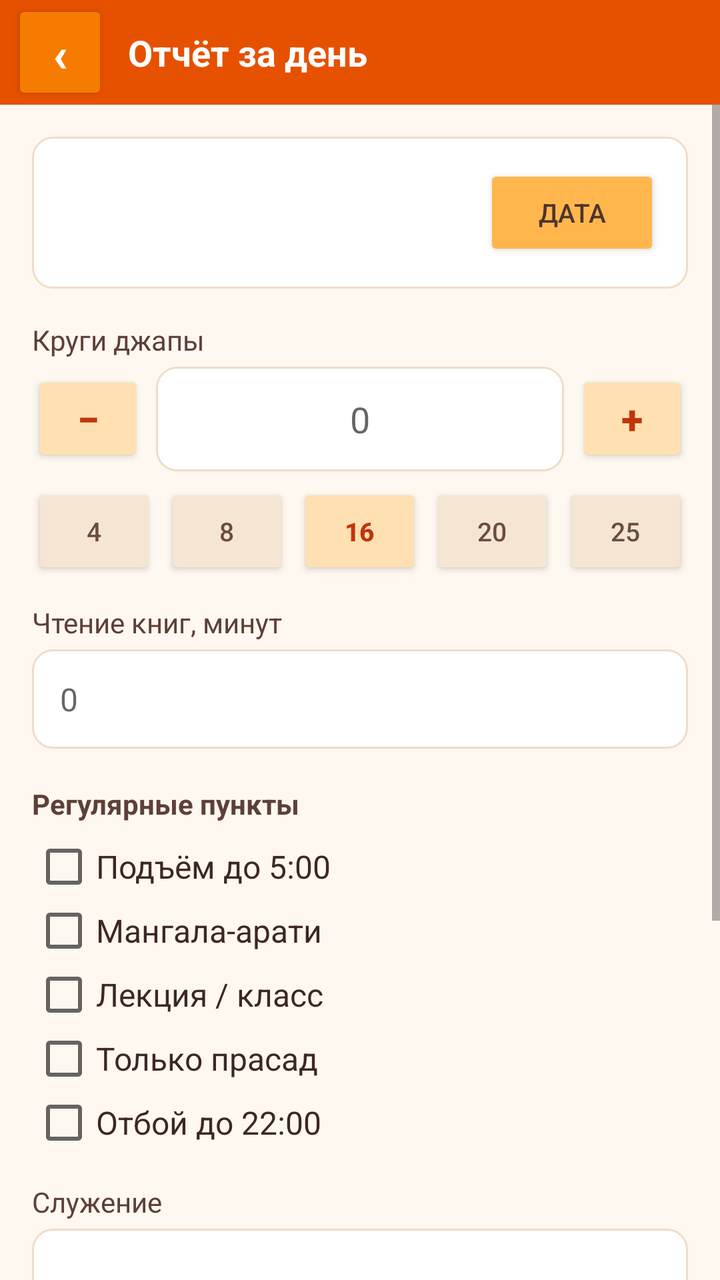
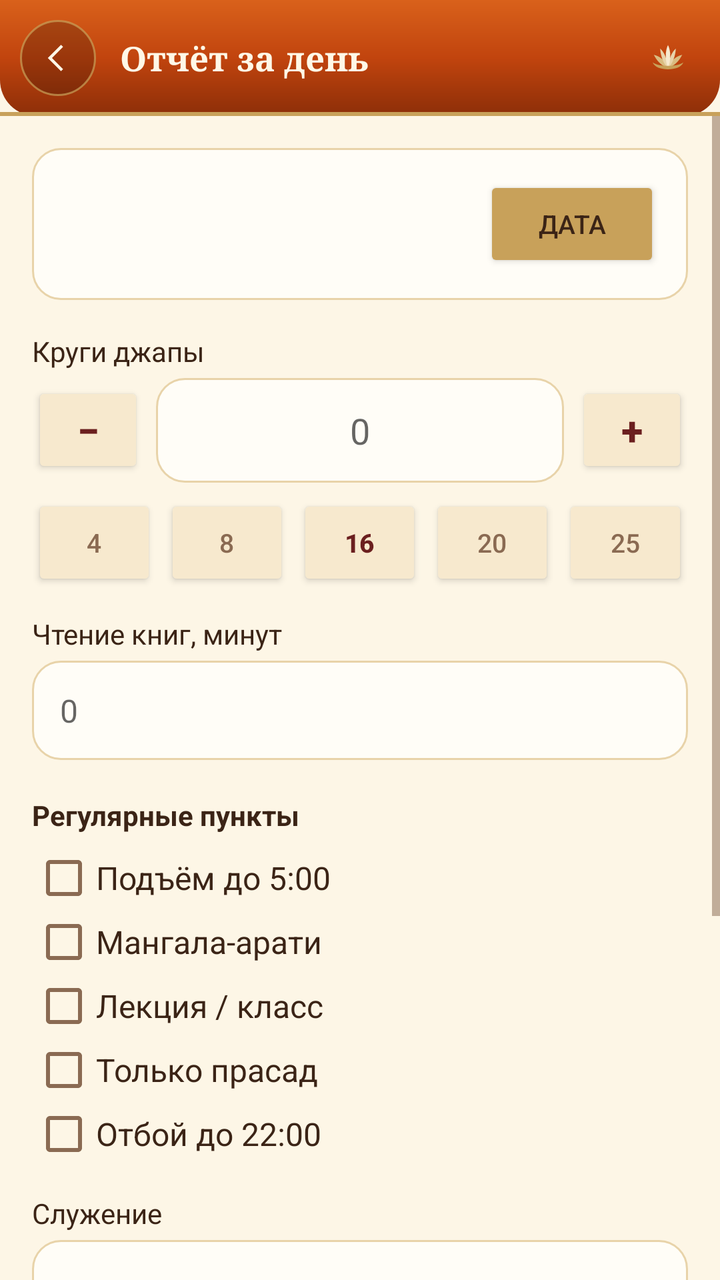

The first picture is an Android layout as it rendered before a commit; the second is the same layout after the commit. The layout source and the unified diff follow.
<!-- AndroidManifest.xml: application theme AppTheme -->
<!-- res/layout/activity_edit.xml -->
<?xml version="1.0" encoding="utf-8"?>
<LinearLayout xmlns:android="http://schemas.android.com/apk/res/android"
    android:layout_width="match_parent"
    android:layout_height="match_parent"
    android:orientation="vertical"
    android:background="#FFF8F0">

    <LinearLayout
        android:layout_width="match_parent"
        android:layout_height="wrap_content"
        android:orientation="horizontal"
        android:background="#E65100"
        android:gravity="center_vertical"
        android:paddingLeft="6dp"
        android:paddingRight="16dp">

        <Button
            android:id="@+id/btnBack"
            android:layout_width="wrap_content"
            android:layout_height="wrap_content"
            android:minWidth="48dp"
            android:text="‹"
            android:textSize="24sp"
            android:textStyle="bold"
            android:backgroundTint="#F57C00"
            android:textColor="#FFFFFF" />

        <TextView
            android:layout_width="0dp"
            android:layout_height="wrap_content"
            android:layout_weight="1"
            android:layout_marginLeft="10dp"
            android:text="Отчёт за день"
            android:textColor="#FFFFFF"
            android:textSize="18sp"
            android:textStyle="bold" />
    </LinearLayout>

<ScrollView
    android:layout_width="match_parent"
    android:layout_height="0dp"
    android:layout_weight="1"
    android:background="#FFF8F0"
    android:fillViewport="true">

    <LinearLayout
        android:layout_width="match_parent"
        android:layout_height="wrap_content"
        android:orientation="vertical"
        android:padding="16dp">

        <LinearLayout
            android:layout_width="match_parent"
            android:layout_height="wrap_content"
            android:orientation="horizontal"
            android:gravity="center_vertical"
            android:background="@drawable/card_bg"
            android:padding="14dp">

            <TextView
                android:id="@+id/editDate"
                android:layout_width="0dp"
                android:layout_height="wrap_content"
                android:layout_weight="1"
                android:textColor="#3E2723"
                android:textSize="17sp"
                android:textStyle="bold"
                android:text="" />

            <Button
                android:id="@+id/btnPickDate"
                android:layout_width="wrap_content"
                android:layout_height="wrap_content"
                android:text="Дата"
                android:textSize="13sp"
                android:backgroundTint="#FFB74D"
                android:textColor="#4E342E" />
        </LinearLayout>

        <TextView
            android:layout_width="match_parent"
            android:layout_height="wrap_content"
            android:layout_marginTop="16dp"
            android:text="Круги джапы"
            android:textColor="#5D4037"
            android:textSize="14sp" />

        <LinearLayout
            android:layout_width="match_parent"
            android:layout_height="wrap_content"
            android:orientation="horizontal"
            android:gravity="center_vertical"
            android:layout_marginTop="4dp">

            <Button
                android:id="@+id/btnRoundsMinus"
                android:layout_width="56dp"
                android:layout_height="wrap_content"
                android:text="−"
                android:textSize="20sp"
                android:textStyle="bold"
                android:backgroundTint="#FFE0B2"
                android:textColor="#BF360C" />

            <EditText
                android:id="@+id/inRounds"
                android:layout_width="0dp"
                android:layout_height="wrap_content"
                android:layout_weight="1"
                android:layout_marginLeft="6dp"
                android:layout_marginRight="6dp"
                android:inputType="number"
                android:maxLength="3"
                android:gravity="center"
                android:textSize="18sp"
                android:textColor="#3E2723"
                android:hint="0"
                android:background="@drawable/card_bg"
                android:padding="14dp" />

            <Button
                android:id="@+id/btnRoundsPlus"
                android:layout_width="56dp"
                android:layout_height="wrap_content"
                android:text="+"
                android:textSize="20sp"
                android:textStyle="bold"
                android:backgroundTint="#FFE0B2"
                android:textColor="#BF360C" />
        </LinearLayout>

        <LinearLayout
            android:layout_width="match_parent"
            android:layout_height="wrap_content"
            android:orientation="horizontal"
            android:layout_marginTop="6dp">

            <Button
                android:id="@+id/btnR4"
                android:layout_width="0dp"
                android:layout_height="wrap_content"
                android:layout_weight="1"
                android:text="4"
                android:textSize="13sp"
                android:backgroundTint="#F5E6D3"
                android:textColor="#6D4C41" />

            <Button
                android:id="@+id/btnR8"
                android:layout_width="0dp"
                android:layout_height="wrap_content"
                android:layout_weight="1"
                android:layout_marginLeft="4dp"
                android:text="8"
                android:textSize="13sp"
                android:backgroundTint="#F5E6D3"
                android:textColor="#6D4C41" />

            <Button
                android:id="@+id/btnR16"
                android:layout_width="0dp"
                android:layout_height="wrap_content"
                android:layout_weight="1"
                android:layout_marginLeft="4dp"
                android:text="16"
                android:textSize="13sp"
                android:backgroundTint="#FFE0B2"
                android:textColor="#BF360C"
                android:textStyle="bold" />

            <Button
                android:id="@+id/btnR20"
                android:layout_width="0dp"
                android:layout_height="wrap_content"
                android:layout_weight="1"
                android:layout_marginLeft="4dp"
                android:text="20"
                android:textSize="13sp"
                android:backgroundTint="#F5E6D3"
                android:textColor="#6D4C41" />

            <Button
                android:id="@+id/btnR25"
                android:layout_width="0dp"
                android:layout_height="wrap_content"
                android:layout_weight="1"
                android:layout_marginLeft="4dp"
                android:text="25"
                android:textSize="13sp"
                android:backgroundTint="#F5E6D3"
                android:textColor="#6D4C41" />
        </LinearLayout>

        <TextView
            android:layout_width="match_parent"
            android:layout_height="wrap_content"
            android:layout_marginTop="12dp"
            android:text="Чтение книг, минут"
            android:textColor="#5D4037"
            android:textSize="14sp" />

        <EditText
            android:id="@+id/inReading"
            android:layout_width="match_parent"
            android:layout_height="wrap_content"
            android:inputType="number"
            android:maxLength="4"
            android:textSize="16sp"
            android:textColor="#3E2723"
            android:hint="0"
            android:background="@drawable/card_bg"
            android:padding="14dp"
            android:layout_marginTop="4dp" />

        <TextView
            android:layout_width="match_parent"
            android:layout_height="wrap_content"
            android:layout_marginTop="18dp"
            android:text="Регулярные пункты"
            android:textColor="#5D4037"
            android:textSize="14sp"
            android:textStyle="bold" />

        <CheckBox
            android:id="@+id/cbWake"
            android:layout_width="match_parent"
            android:layout_height="wrap_content"
            android:layout_marginTop="6dp"
            android:text="Подъём до 5:00"
            android:textColor="#3E2723"
            android:textSize="16sp" />

        <CheckBox
            android:id="@+id/cbArati"
            android:layout_width="match_parent"
            android:layout_height="wrap_content"
            android:text="Мангала-арати"
            android:textColor="#3E2723"
            android:textSize="16sp" />

        <CheckBox
            android:id="@+id/cbLecture"
            android:layout_width="match_parent"
            android:layout_height="wrap_content"
            android:text="Лекция / класс"
            android:textColor="#3E2723"
            android:textSize="16sp" />

        <CheckBox
            android:id="@+id/cbPrasadam"
            android:layout_width="match_parent"
            android:layout_height="wrap_content"
            android:text="Только прасад"
            android:textColor="#3E2723"
            android:textSize="16sp" />

        <CheckBox
            android:id="@+id/cbSleep"
            android:layout_width="match_parent"
            android:layout_height="wrap_content"
            android:text="Отбой до 22:00"
            android:textColor="#3E2723"
            android:textSize="16sp" />

        <TextView
            android:layout_width="match_parent"
            android:layout_height="wrap_content"
            android:layout_marginTop="14dp"
            android:text="Служение"
            android:textColor="#5D4037"
            android:textSize="14sp" />

        <EditText
            android:id="@+id/inService"
            android:layout_width="match_parent"
            android:layout_height="wrap_content"
            android:inputType="textMultiLine"
            android:minLines="2"
            android:gravity="top"
            android:textSize="15sp"
            android:textColor="#3E2723"
            android:background="@drawable/card_bg"
            android:padding="14dp"
            android:layout_marginTop="4dp" />

        <TextView
            android:layout_width="match_parent"
            android:layout_height="wrap_content"
            android:layout_marginTop="12dp"
            android:text="Заметки"
            android:textColor="#5D4037"
            android:textSize="14sp" />

        <EditText
            android:id="@+id/inNotes"
            android:layout_width="match_parent"
            android:layout_height="wrap_content"
            android:inputType="textMultiLine"
            android:minLines="3"
            android:gravity="top"
            android:textSize="15sp"
            android:textColor="#3E2723"
            android:background="@drawable/card_bg"
            android:padding="14dp"
            android:layout_marginTop="4dp" />

        <Button
            android:id="@+id/btnSave"
            android:layout_width="match_parent"
            android:layout_height="64dp"
            android:layout_marginTop="20dp"
            android:text="Сохранить"
            android:textSize="18sp"
            android:textStyle="bold"
            android:backgroundTint="#E65100"
            android:textColor="#FFFFFF" />

        <Button
            android:id="@+id/btnDelete"
            android:layout_width="match_parent"
            android:layout_height="wrap_content"
            android:layout_marginTop="8dp"
            android:layout_marginBottom="16dp"
            android:text="Удалить отчёт"
            android:textSize="14sp"
            android:backgroundTint="#EF9A9A"
            android:textColor="#7F0000"
            android:visibility="gone" />
    </LinearLayout>
</ScrollView>
</LinearLayout>
<!-- resources referenced by this layout -->
<resources>
  <!-- drawable card_bg (drawable) -->
  <?xml version="1.0" encoding="utf-8"?>
  <shape xmlns:android="http://schemas.android.com/apk/res/android"
      android:shape="rectangle">
      <solid android:color="#FFFFFF" />
      <corners android:radius="10dp" />
      <stroke android:width="1dp" android:color="#F0DCC8" />
  </shape>
  <style name="AppTheme" parent="@android:style/Theme.Material.Light.NoActionBar">
          <item name="android:colorPrimary">#E65100</item>
          <item name="android:colorPrimaryDark">#BF360C</item>
          <item name="android:colorAccent">#E65100</item>
          <item name="android:windowBackground">#FFF8F0</item>
      </style>
</resources>

<!-- the commit's change to res/layout/activity_edit.xml (unified diff, before → after) -->
@@ -3,44 +3,52 @@
     android:layout_width="match_parent"
     android:layout_height="match_parent"
     android:orientation="vertical"
-    android:background="#FFF8F0">
+    android:background="@color/cream">
 
     <LinearLayout
         android:layout_width="match_parent"
         android:layout_height="wrap_content"
         android:orientation="horizontal"
-        android:background="#E65100"
+        android:background="@drawable/bg_header"
         android:gravity="center_vertical"
-        android:paddingLeft="6dp"
-        android:paddingRight="16dp">
-
-        <Button
+        android:paddingLeft="10dp"
+        android:paddingRight="16dp"
+        android:paddingTop="10dp"
+        android:paddingBottom="10dp">
+
+        <ImageButton
             android:id="@+id/btnBack"
-            android:layout_width="wrap_content"
-            android:layout_height="wrap_content"
-            android:minWidth="48dp"
-            android:text="‹"
-            android:textSize="24sp"
-            android:textStyle="bold"
-            android:backgroundTint="#F57C00"
-            android:textColor="#FFFFFF" />
+            android:layout_width="38dp"
+            android:layout_height="38dp"
+            android:padding="10dp"
+            android:background="@drawable/btn_icon"
+            android:src="@drawable/ic_back"
+            android:scaleType="fitCenter"
+            android:contentDescription="@string/back_title" />
 
         <TextView
             android:layout_width="0dp"
             android:layout_height="wrap_content"
             android:layout_weight="1"
-            android:layout_marginLeft="10dp"
-            android:text="Отчёт за день"
-            android:textColor="#FFFFFF"
-            android:textSize="18sp"
+            android:layout_marginLeft="12dp"
+            android:text="@string/edit_title"
+            android:textColor="#FFF8E7"
+            android:textSize="17sp"
+            android:fontFamily="serif"
             android:textStyle="bold" />
+
+        <ImageView
+            android:layout_width="20dp"
+            android:layout_height="20dp"
+            android:src="@drawable/ic_lotus"
+            android:contentDescription="@string/lotus" />
     </LinearLayout>
 
 <ScrollView
     android:layout_width="match_parent"
     android:layout_height="0dp"
     android:layout_weight="1"
-    android:background="#FFF8F0"
+    android:background="@color/cream"
     android:fillViewport="true">
 
     <LinearLayout
@@ -62,7 +70,7 @@
                 android:layout_width="0dp"
                 android:layout_height="wrap_content"
                 android:layout_weight="1"
-                android:textColor="#3E2723"
+                android:textColor="@color/ink"
                 android:textSize="17sp"
                 android:textStyle="bold"
                 android:text="" />
@@ -73,8 +81,8 @@
                 android:layout_height="wrap_content"
                 android:text="Дата"
                 android:textSize="13sp"
-                android:backgroundTint="#FFB74D"
-                android:textColor="#4E342E" />
+                android:backgroundTint="@color/gold"
+                android:textColor="@color/ink" />
         </LinearLayout>
 
         <TextView
@@ -82,7 +90,7 @@
             android:layout_height="wrap_content"
             android:layout_marginTop="16dp"
             android:text="Круги джапы"
-            android:textColor="#5D4037"
+            android:textColor="@color/ink"
             android:textSize="14sp" />
 
         <LinearLayout
@@ -99,8 +107,8 @@
                 android:text="−"
                 android:textSize="20sp"
                 android:textStyle="bold"
-                android:backgroundTint="#FFE0B2"
-                android:textColor="#BF360C" />
+                android:backgroundTint="@color/gold_pale"
+                android:textColor="@color/maroon" />
 
             <EditText
                 android:id="@+id/inRounds"
@@ -113,7 +121,7 @@
                 android:maxLength="3"
                 android:gravity="center"
                 android:textSize="18sp"
-                android:textColor="#3E2723"
+                android:textColor="@color/ink"
                 android:hint="0"
                 android:background="@drawable/card_bg"
                 android:padding="14dp" />
@@ -125,8 +133,8 @@
                 android:text="+"
                 android:textSize="20sp"
                 android:textStyle="bold"
-                android:backgroundTint="#FFE0B2"
-                android:textColor="#BF360C" />
+                android:backgroundTint="@color/gold_pale"
+                android:textColor="@color/maroon" />
         </LinearLayout>
 
         <LinearLayout
@@ -142,8 +150,8 @@
                 android:layout_weight="1"
                 android:text="4"
                 android:textSize="13sp"
-                android:backgroundTint="#F5E6D3"
-                android:textColor="#6D4C41" />
+                android:backgroundTint="@color/gold_pale"
+                android:textColor="@color/ink_soft" />
 
             <Button
                 android:id="@+id/btnR8"
@@ -153,8 +161,8 @@
                 android:layout_marginLeft="4dp"
                 android:text="8"
                 android:textSize="13sp"
-                android:backgroundTint="#F5E6D3"
-                android:textColor="#6D4C41" />
+                android:backgroundTint="@color/gold_pale"
+                android:textColor="@color/ink_soft" />
 
             <Button
                 android:id="@+id/btnR16"
@@ -164,8 +172,8 @@
                 android:layout_marginLeft="4dp"
                 android:text="16"
                 android:textSize="13sp"
-                android:backgroundTint="#FFE0B2"
-                android:textColor="#BF360C"
+                android:backgroundTint="@color/gold_pale"
+                android:textColor="@color/maroon"
                 android:textStyle="bold" />
 
             <Button
@@ -176,8 +184,8 @@
                 android:layout_marginLeft="4dp"
                 android:text="20"
                 android:textSize="13sp"
-                android:backgroundTint="#F5E6D3"
-                android:textColor="#6D4C41" />
+                android:backgroundTint="@color/gold_pale"
+                android:textColor="@color/ink_soft" />
 
             <Button
                 android:id="@+id/btnR25"
@@ -187,8 +195,8 @@
                 android:layout_marginLeft="4dp"
                 android:text="25"
                 android:textSize="13sp"
-                android:backgroundTint="#F5E6D3"
-                android:textColor="#6D4C41" />
+                android:backgroundTint="@color/gold_pale"
+                android:textColor="@color/ink_soft" />
         </LinearLayout>
 
         <TextView
@@ -196,7 +204,7 @@
             android:layout_height="wrap_content"
             android:layout_marginTop="12dp"
             android:text="Чтение книг, минут"
-            android:textColor="#5D4037"
+            android:textColor="@color/ink"
             android:textSize="14sp" />
 
         <EditText
@@ -206,7 +214,7 @@
             android:inputType="number"
             android:maxLength="4"
             android:textSize="16sp"
-            android:textColor="#3E2723"
+            android:textColor="@color/ink"
             android:hint="0"
             android:background="@drawable/card_bg"
             android:padding="14dp"
@@ -217,7 +225,7 @@
             android:layout_height="wrap_content"
             android:layout_marginTop="18dp"
             android:text="Регулярные пункты"
-            android:textColor="#5D4037"
+            android:textColor="@color/ink"
             android:textSize="14sp"
             android:textStyle="bold" />
 
@@ -227,7 +235,7 @@
             android:layout_height="wrap_content"
             android:layout_marginTop="6dp"
             android:text="Подъём до 5:00"
-            android:textColor="#3E2723"
+            android:textColor="@color/ink"
             android:textSize="16sp" />
 
         <CheckBox
@@ -235,7 +243,7 @@
             android:layout_width="match_parent"
             android:layout_height="wrap_content"
             android:text="Мангала-арати"
-            android:textColor="#3E2723"
+            android:textColor="@color/ink"
             android:textSize="16sp" />
 
         <CheckBox
@@ -243,7 +251,7 @@
             android:layout_width="match_parent"
             android:layout_height="wrap_content"
             android:text="Лекция / класс"
-            android:textColor="#3E2723"
+            android:textColor="@color/ink"
             android:textSize="16sp" />
 
         <CheckBox
@@ -251,7 +259,7 @@
             android:layout_width="match_parent"
             android:layout_height="wrap_content"
             android:text="Только прасад"
-            android:textColor="#3E2723"
+            android:textColor="@color/ink"
             android:textSize="16sp" />
 
         <CheckBox
@@ -259,7 +267,7 @@
             android:layout_width="match_parent"
             android:layout_height="wrap_content"
             android:text="Отбой до 22:00"
-            android:textColor="#3E2723"
+            android:textColor="@color/ink"
             android:textSize="16sp" />
 
         <TextView
@@ -267,7 +275,7 @@
             android:layout_height="wrap_content"
             android:layout_marginTop="14dp"
             android:text="Служение"
-            android:textColor="#5D4037"
+            android:textColor="@color/ink"
             android:textSize="14sp" />
 
         <EditText
@@ -278,7 +286,7 @@
             android:minLines="2"
             android:gravity="top"
             android:textSize="15sp"
-            android:textColor="#3E2723"
+            android:textColor="@color/ink"
             android:background="@drawable/card_bg"
             android:padding="14dp"
             android:layout_marginTop="4dp" />
@@ -288,7 +296,7 @@
             android:layout_height="wrap_content"
             android:layout_marginTop="12dp"
             android:text="Заметки"
-            android:textColor="#5D4037"
+            android:textColor="@color/ink"
             android:textSize="14sp" />
 
         <EditText
@@ -299,7 +307,7 @@
             android:minLines="3"
             android:gravity="top"
             android:textSize="15sp"
-            android:textColor="#3E2723"
+            android:textColor="@color/ink"
             android:background="@drawable/card_bg"
             android:padding="14dp"
             android:layout_marginTop="4dp" />
@@ -310,10 +318,10 @@
             android:layout_height="64dp"
             android:layout_marginTop="20dp"
             android:text="Сохранить"
-            android:textSize="18sp"
+            android:textSize="17sp"
             android:textStyle="bold"
-            android:backgroundTint="#E65100"
-            android:textColor="#FFFFFF" />
+            android:background="@drawable/btn_primary"
+            android:textColor="@color/white" />
 
         <Button
             android:id="@+id/btnDelete"
@@ -322,9 +330,9 @@
             android:layout_marginTop="8dp"
             android:layout_marginBottom="16dp"
             android:text="Удалить отчёт"
-            android:textSize="14sp"
-            android:backgroundTint="#EF9A9A"
-            android:textColor="#7F0000"
+            android:textSize="12sp"
+            android:background="@drawable/btn_gold"
+            android:textColor="@color/maroon"
             android:visibility="gone" />
     </LinearLayout>
 </ScrollView>
<!-- resource entries referenced after the edit -->
@@ -1,18 +1,135 @@
 <!-- resources referenced by this layout -->
 <resources>
+  <color name="cream">#FDF6E6</color>
+  <color name="gold">#C8A15A</color>
+  <color name="gold_pale">#F7E9CE</color>
+  <color name="ink">#3B2416</color>
+  <color name="ink_soft">#8A6A52</color>
+  <color name="maroon">#6B1F1F</color>
+  <color name="white">#FFFFFF</color>
+  <!-- drawable bg_header (drawable) -->
+  <?xml version="1.0" encoding="utf-8"?>
+  <layer-list xmlns:android="http://schemas.android.com/apk/res/android">
+      <item>
+          <shape android:shape="rectangle">
+              <gradient
+                  android:angle="270"
+                  android:startColor="#D9611B"
+                  android:centerColor="#C1440E"
+                  android:endColor="#8C2E08" />
+              <corners
+                  android:bottomLeftRadius="18dp"
+                  android:bottomRightRadius="18dp" />
+          </shape>
+      </item>
+      <item
+          android:gravity="bottom"
+          android:height="2dp">
+          <shape android:shape="rectangle">
+              <solid android:color="#C8A15A" />
+          </shape>
+      </item>
+  </layer-list>
+  <!-- drawable btn_gold (drawable) -->
+  <?xml version="1.0" encoding="utf-8"?>
+  <shape xmlns:android="http://schemas.android.com/apk/res/android"
+      android:shape="rectangle">
+      <gradient
+          android:angle="270"
+          android:startColor="#FFFDF7"
+          android:endColor="#F7E9CE" />
+      <corners android:radius="24dp" />
+      <stroke
+          android:width="1dp"
+          android:color="#C8A15A" />
+  </shape>
+  <!-- drawable btn_icon (drawable) -->
+  <?xml version="1.0" encoding="utf-8"?>
+  <shape xmlns:android="http://schemas.android.com/apk/res/android"
+      android:shape="oval">
+      <solid android:color="#33000000" />
+      <stroke
+          android:width="1dp"
+          android:color="#B3C8A15A" />
+  </shape>
+  <!-- drawable btn_primary (drawable) -->
+  <?xml version="1.0" encoding="utf-8"?>
+  <shape xmlns:android="http://schemas.android.com/apk/res/android"
+      android:shape="rectangle">
+      <gradient
+          android:angle="270"
+          android:startColor="#D9611B"
+          android:endColor="#A93609" />
+      <corners android:radius="24dp" />
+      <stroke
+          android:width="1dp"
+          android:color="#C8A15A" />
+  </shape>
   <!-- drawable card_bg (drawable) -->
   <?xml version="1.0" encoding="utf-8"?>
   <shape xmlns:android="http://schemas.android.com/apk/res/android"
       android:shape="rectangle">
-      <solid android:color="#FFFFFF" />
-      <corners android:radius="10dp" />
-      <stroke android:width="1dp" android:color="#F0DCC8" />
+      <solid android:color="#FFFDF7" />
+      <corners android:radius="14dp" />
+      <stroke
+          android:width="1dp"
+          android:color="#E8D3A9" />
   </shape>
+  <!-- drawable ic_back (drawable) -->
+  <?xml version="1.0" encoding="utf-8"?>
+  <vector xmlns:android="http://schemas.android.com/apk/res/android"
+      android:width="24dp"
+      android:height="24dp"
+      android:viewportWidth="24"
+      android:viewportHeight="24">
+      <path
+          android:fillColor="#FFF8E7"
+          android:pathData="M15.4,4.6 L14.0,3.2 L5.2,12 L14.0,20.8 L15.4,19.4 L8.0,12 Z" />
+  </vector>
+  <!-- drawable ic_lotus (drawable) -->
+  <?xml version="1.0" encoding="utf-8"?>
+  <vector xmlns:android="http://schemas.android.com/apk/res/android"
+      android:width="24dp"
+      android:height="24dp"
+      android:viewportWidth="24"
+      android:viewportHeight="24">
+  
+      
+      <path
+          android:fillColor="#D9BC80"
+          android:pathData="M11.6,17.8 C8.0,16.6 5.2,13.6 3.5,10.1 C6.9,10.8 10.4,13.4 11.6,17.8 Z" />
+      <path
+          android:fillColor="#D9BC80"
+          android:pathData="M12.4,17.8 C16.0,16.6 18.8,13.6 20.5,10.1 C17.1,10.8 13.6,13.4 12.4,17.8 Z" />
+  
+      
+      <path
+          android:fillColor="#E8D3A9"
+          android:pathData="M11.9,17.9 C9.4,15.6 7.6,11.2 7.3,6.4 C9.9,8.5 11.4,12.6 11.9,17.9 Z" />
+      <path
+          android:fillColor="#E8D3A9"
+          android:pathData="M12.1,17.9 C14.6,15.6 16.4,11.2 16.7,6.4 C14.1,8.5 12.6,12.6 12.1,17.9 Z" />
+  
+      
+      <path
+          android:fillColor="#F7E9CE"
+          android:pathData="M12,18.1 C10.2,13.4 10.2,7.8 12,4.2 C13.8,7.8 13.8,13.4 12,18.1 Z" />
+  
+      
+      <path
+          android:fillColor="#C8A15A"
+          android:pathData="M2.8,14.6 C4.6,20.2 19.4,20.2 21.2,14.6 C17.8,17.4 6.2,17.4 2.8,14.6 Z" />
+  </vector>
+  <string name="back_title">Назад</string>
+  <string name="edit_title">Отчёт за день</string>
+  <string name="lotus">Лотос</string>
   <style name="AppTheme" parent="@android:style/Theme.Material.Light.NoActionBar">
-          <item name="android:colorPrimary">#E65100</item>
-          <item name="android:colorPrimaryDark">#BF360C</item>
-          <item name="android:colorAccent">#E65100</item>
-          <item name="android:windowBackground">#FFF8F0</item>
+          <item name="android:colorPrimary">#C1440E</item>
+          <item name="android:colorPrimaryDark">#8C2E08</item>
+          <item name="android:colorAccent">#C8A15A</item>
+          <item name="android:windowBackground">#FDF6E6</item>
+          <item name="android:textColorPrimary">#3B2416</item>
+          <item name="android:textColorSecondary">#8A6A52</item>
       </style>
 </resources>
 
